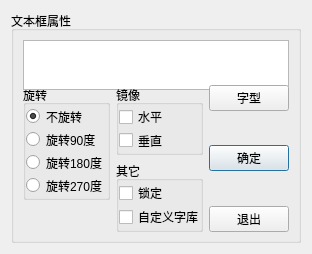
92434/mycode, file qt/project/printer/settingdialogs/textsettingdialog.ui: the form before one commit.
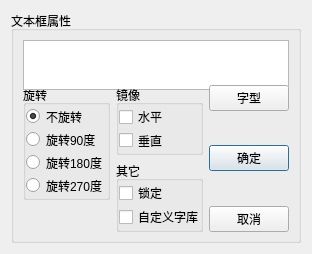
The form after the commit.

What changed in the file:
```diff
--- a/qt/project/printer/settingdialogs/textsettingdialog.ui
+++ b/qt/project/printer/settingdialogs/textsettingdialog.ui
@@ -188,7 +188,7 @@
       <item row="4" column="2">
        <widget class="QPushButton" name="pushButton_exit">
         <property name="text">
-         <string>退出</string>
+         <string>取消</string>
         </property>
        </widget>
       </item>
```
Left out of the diff: 2 changed lines with no effect on the pictures.
